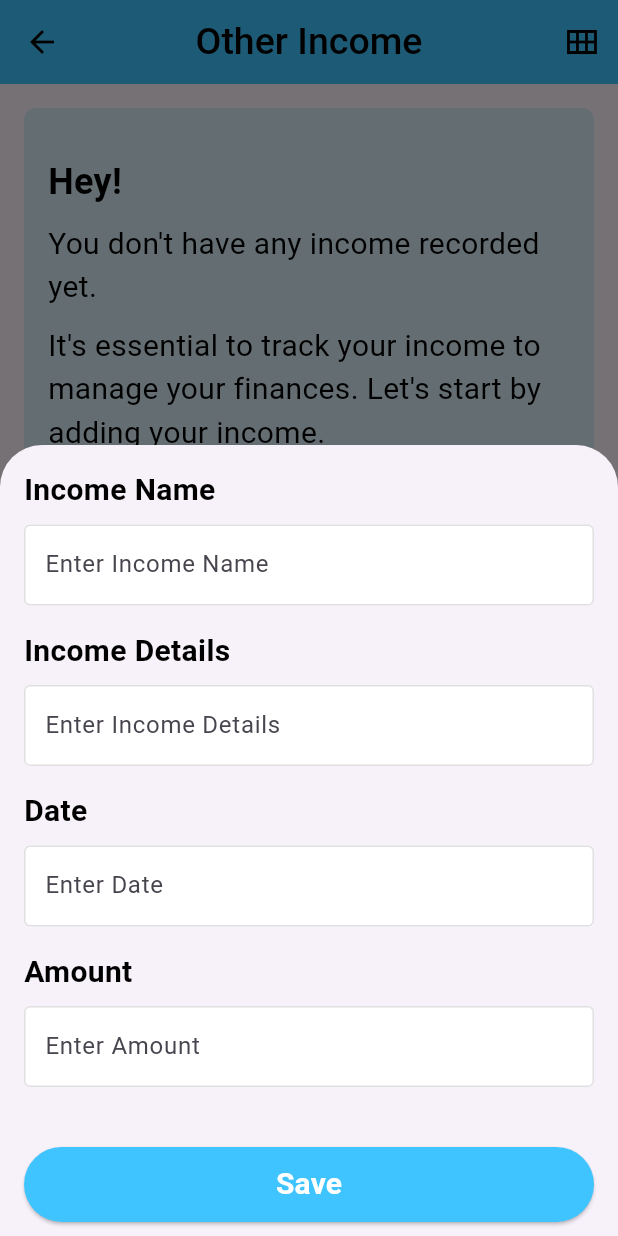
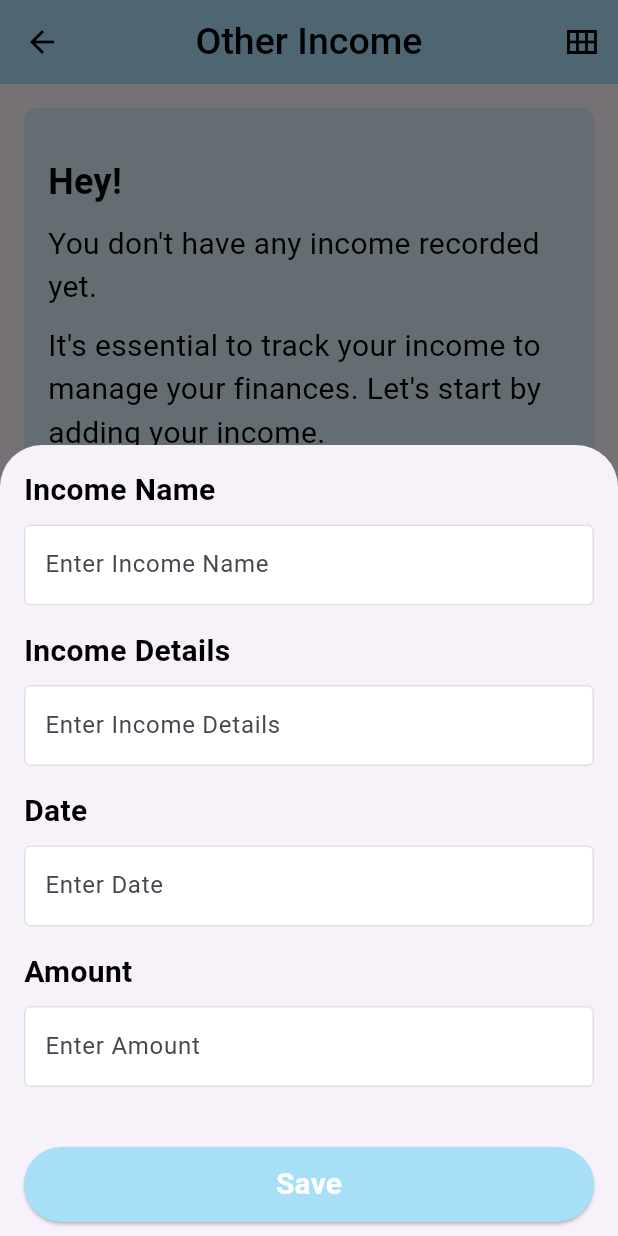
Before and after one commit to TabbyMichael/kuza, a Flutter app: the OtherIncome screen opened directly, after a tap on the "add" icon, on a phone screen of 412 x 824 dp. Run offline on Flutter 3.47's test engine with Material 3 defaults, Android fonts, the light colour scheme and no system bars; our stand-ins replace firebase_auth, firebase_core, fl_chart, google_fonts, google_sign_in, sqflite; missing offline and left inert: flutter_barcode_scanner; accounts and stored records are empty.

Commit message:
Color Change

```diff
--- a/lib/business/Point of sale (POS)/cart/cart.dart
+++ b/lib/business/Point of sale (POS)/cart/cart.dart
@@ -81,7 +81,7 @@ class CartPage extends StatelessWidget {
                 child: Container(
                   decoration: BoxDecoration(
                     borderRadius: BorderRadius.circular(8),
-                    color: Colors.lightBlueAccent,
+                    color: Color.fromARGB(255, 167, 222, 248),
                   ),
                   padding: const EdgeInsets.all(24),
                   child: Row(
--- a/lib/business/Point of sale (POS)/sales.dart
+++ b/lib/business/Point of sale (POS)/sales.dart
@@ -24,7 +24,7 @@ class Sales extends StatelessWidget {
           ),
         ),
         centerTitle: true,
-        backgroundColor: Colors.lightBlueAccent,
+        backgroundColor: Color.fromARGB(255, 167, 222, 248),
         leading: GestureDetector(
           onTap: () {
             Navigator.of(context).pushReplacement(MaterialPageRoute(
@@ -49,7 +49,7 @@ class Sales extends StatelessWidget {
         ),
         child: const Icon(
           Icons.shopping_bag,
-          color: Colors.lightBlueAccent,
+          color: Color.fromARGB(255, 167, 222, 248),
           size: 28,
         ),
       ),
--- a/lib/business/other_incomes.dart
+++ b/lib/business/other_incomes.dart
@@ -78,10 +78,10 @@ class OtherIncome extends StatelessWidget {
                     builder: (BuildContext context, Widget? child) {
                       return Theme(
                         data: ThemeData.light().copyWith(
-                          primaryColor: Colors.lightBlueAccent,
+                          primaryColor: Color.fromARGB(255, 167, 222, 248),
                           scaffoldBackgroundColor: Colors.lightBlueAccent,
                           colorScheme: const ColorScheme.light(
-                            primary: Colors.lightBlueAccent,
+                            primary: Color.fromARGB(255, 167, 222, 248),
                           ),
                           buttonTheme: const ButtonThemeData(
                               textTheme: ButtonTextTheme.primary),
@@ -109,7 +109,7 @@ class OtherIncome extends StatelessWidget {
                     // Save the income here
                   },
                   style: ElevatedButton.styleFrom(
-                    backgroundColor: Colors.lightBlueAccent,
+                    backgroundColor: Color.fromARGB(255, 167, 222, 248),
                   ),
                   child: const Text('Save',
                       style: TextStyle(
@@ -161,7 +161,7 @@ class OtherIncome extends StatelessWidget {
             ),
             focusedBorder: const OutlineInputBorder(
               borderSide: BorderSide(
-                color: Colors.lightBlueAccent,
+                color: Color.fromARGB(255, 167, 222, 248),
                 width: 2.0,
               ),
             ),
@@ -458,7 +458,7 @@ class OtherIncome extends StatelessWidget {
                       // Handle search button press
                     },
                     style: ElevatedButton.styleFrom(
-                      backgroundColor: Colors.lightBlueAccent,
+                      backgroundColor: Color.fromARGB(255, 167, 222, 248),
                     ),
                     child: const Text(
                       'Search',
@@ -522,7 +522,7 @@ class OtherIncome extends StatelessWidget {
             ),
           ),
           centerTitle: true,
-          backgroundColor: Colors.lightBlueAccent,
+          backgroundColor: Color.fromARGB(255, 167, 222, 248),
           leading: GestureDetector(
             onTap: () {
               Navigator.of(context).pushReplacement(MaterialPageRoute(
@@ -551,7 +551,7 @@ class OtherIncome extends StatelessWidget {
           onPressed: () {
             _showIncomeForm(context);
           },
-          backgroundColor: Colors.lightBlueAccent,
+          backgroundColor: Color.fromARGB(255, 167, 222, 248),
           child: const Icon(
             Icons.add,
             size: 36,
--- a/lib/business/stores.dart
+++ b/lib/business/stores.dart
@@ -16,7 +16,7 @@ class Stores extends StatelessWidget {
             ),
           ),
           centerTitle: true,
-          backgroundColor: Colors.lightBlueAccent,
+          backgroundColor: Color.fromARGB(255, 167, 222, 248),
           leading: GestureDetector(
             onTap: () {
               Navigator.of(context).pushReplacement(MaterialPageRoute(
--- a/lib/pages/support.dart
+++ b/lib/pages/support.dart
@@ -25,7 +25,7 @@ class _SupportState extends State<Support> {
           ),
         ),
         centerTitle: true,
-        backgroundColor: Colors.lightBlueAccent,
+        backgroundColor: Color.fromARGB(255, 167, 222, 248),
         leading: GestureDetector(
           onTap: () {
             Navigator.of(context).pushReplacement(MaterialPageRoute(
--- a/lib/pages/widgets/navigation_drawer.dart
+++ b/lib/pages/widgets/navigation_drawer.dart
@@ -44,7 +44,7 @@ class NavigationDrawerWidget extends StatelessWidget {
               const Spacer(),
               const CircleAvatar(
                 radius: 24,
-                backgroundColor: Colors.blue,
+                backgroundColor: Color.fromARGB(255, 167, 222, 248),
                 child: Icon(Icons.add_comment_outlined, color: Colors.black),
               )
             ],
@@ -101,7 +101,7 @@ class NavigationDrawerWidget extends StatelessWidget {
 
     return Drawer(
       child: Material(
-        color: Colors.lightBlueAccent,
+        color: Color.fromARGB(255, 167, 222, 248),
         child: ListView(
           children: <Widget>[
             buildHeader(
```
Also changed, not shown: lib/business/Inventory/products.dart (+5 -5 lines), lib/business/suppliers.dart (+4 -4 lines), lib/pages/profile.dart (+5 -4 lines).
